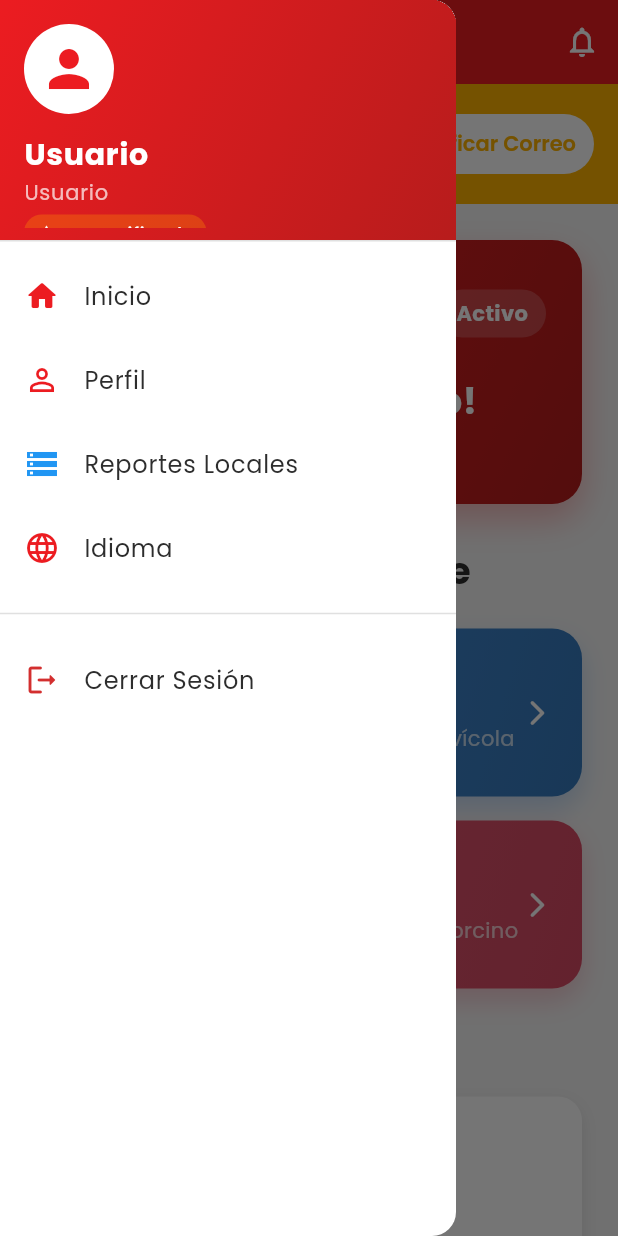
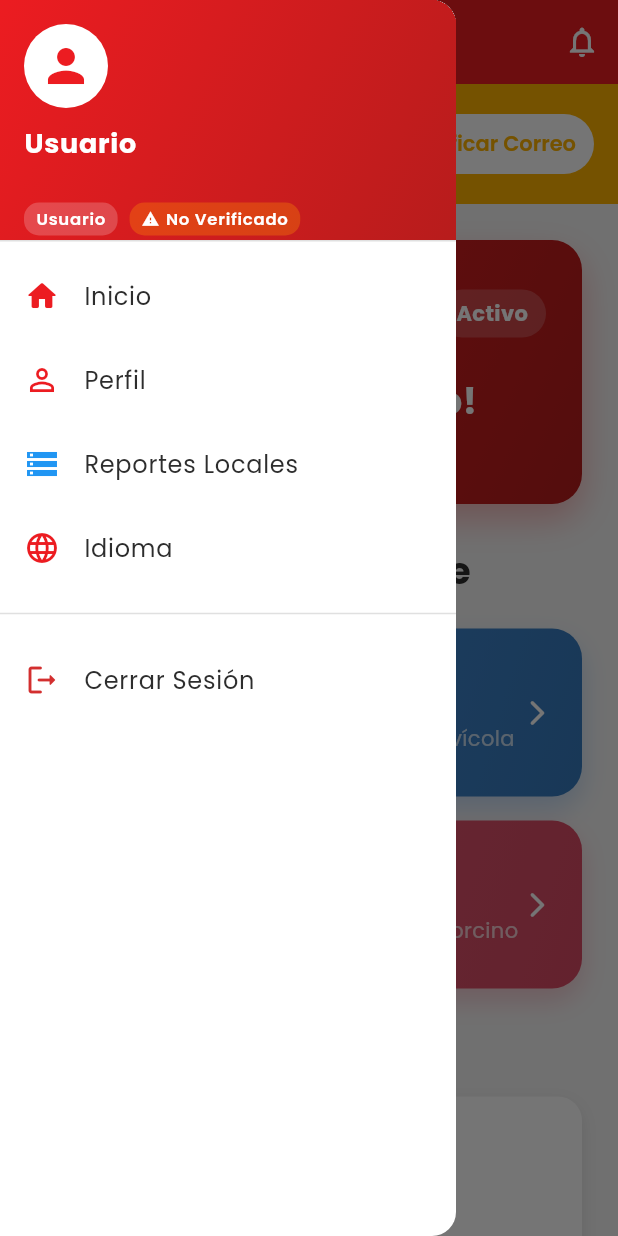
Before and after one commit to Bian-PI/bian-app-2, a Flutter app: the HomeScreen screen opened directly, with the side drawer open, on a phone screen of 412 x 824 dp. Run offline on Flutter 3.47's test engine with Material 3 defaults, Android fonts, the phone set to English and light mode, and no system bars; our stand-ins replace connectivity_plus, device_info_plus, flutter_dotenv, flutter_markdown, flutter_secure_storage, flutter_svg and 10 more; accounts and stored records are empty; network calls fail.

Commit message:
Fix: Corregir estadísticas, sincronización y UX
- Estadísticas rápidas: Excluir reportes locales del conteo
- Banner de sincronización: Hacer clickeable para ir a Reportes Locales
- Botones de acceso rápido: Agregar sección de acciones rápidas en Home
- Menú de usuario: Mejorar visualización de nombre, email, rol y estado verificado
- Loading de reportes: Mejorar UX con loading individual por reporte
- Token de sincronización: Enviar token al backend (requiresAuth: true)
- Checkbox biometría: No mostrar diálogo de eliminar si no hay credenciales

```diff
--- a/lib/core/api/api_service.dart
+++ b/lib/core/api/api_service.dart
@@ -417,11 +417,11 @@ class ApiService {
       final response = await post(
         '/evaluations/sync',
         reportData,
-        requiresAuth: false,
+        requiresAuth: true,  // ✅ Enviar token de autenticación
       );
 
-      print('📥 Sync response status: ${response.statusCode}');
-      print('📥 Sync response body: ${response.body}');
+      print('📥 Response status: ${response.statusCode}');
+      print('📥 Response body: ${response.body}');
 
       if (response.statusCode == 200 || response.statusCode == 201) {
         final data = jsonDecode(response.body);
--- a/lib/features/auth/login_screen.dart
+++ b/lib/features/auth/login_screen.dart
@@ -353,7 +353,8 @@ class _LoginScreenState extends State<LoginScreen>
         setState(() => _rememberAccount = true);
       }
     } else {
-      // Confirmar antes de desmarcar
+      // Solo confirmar si hay credenciales guardadas
+      if (_hasSavedCredentials) {
         final loc = AppLocalizations.of(context);
         final confirm = await showDialog<bool>(
           context: context,
@@ -394,6 +395,14 @@ class _LoginScreenState extends State<LoginScreen>
             context,
             'Credenciales eliminadas correctamente',
           );
+        }
+      } else {
+        // No hay credenciales guardadas, solo desmarcar
+        setState(() {
+          _rememberAccount = false;
+          _biometricEnabled = false;
+        });
+        await _biometricService.disableBiometric();
       }
     }
   }
--- a/lib/features/home/home_screen.dart
+++ b/lib/features/home/home_screen.dart
@@ -40,6 +40,7 @@ class _HomeScreenState extends State<HomeScreen> {
 
   List<Evaluation> _drafts = [];
   List<Evaluation> _reports = [];
+  List<Evaluation> _localReports = []; // Reportes locales separados
   int _farmsCount = 0;
   int _pendingSyncCount = 0; // Contador de reportes pendientes de sincronización
 
@@ -91,22 +92,22 @@ class _HomeScreenState extends State<HomeScreen> {
         total = result['total'] ?? 0;
         hasMore = result['hasMore'] ?? false;
 
-        // Combinar: locales primero, luego del servidor
-        reports = [...localReports, ...serverReports];
+        // Separar locales de servidor para estadísticas correctas
+        reports = serverReports;
         print('✅ Reportes del servidor: ${serverReports.length} de $total');
-        print('📊 Total reportes (locales + servidor): ${reports.length}');
+        print('📊 Reportes locales: ${localReports.length}');
       } else {
         print('⚠️ No se pudieron cargar reportes del servidor');
-        // Solo locales + cache local
+        // Solo cache local (sin incluir locales en stats)
         final cachedReports = await ReportsStorage.getAllReports();
-        reports = [...localReports, ...cachedReports];
+        reports = cachedReports;
         print('📦 Usando cache: ${cachedReports.length} reportes');
       }
     } catch (e) {
       print('❌ Error cargando reportes del servidor: $e');
-      // Fallback: locales + cache
+      // Fallback: cache (sin locales en stats)
       final cachedReports = await ReportsStorage.getAllReports();
-      reports = [...localReports, ...cachedReports];
+      reports = cachedReports;
       print('📦 Fallback a cache local: ${cachedReports.length} reportes');
     }
 
@@ -115,6 +116,7 @@ class _HomeScreenState extends State<HomeScreen> {
       _isVerified = verified;
       _drafts = drafts;
       _reports = reports;
+      _localReports = localReports;
       _farmsCount = farms.length;
       _pendingSyncCount = pendingSyncCount;
       _reportTotal = total;
@@ -539,7 +541,14 @@ class _HomeScreenState extends State<HomeScreen> {
 
             // Banner de reportes pendientes de sincronización
             if (_pendingSyncCount > 0)
-              Container(
+              InkWell(
+                onTap: () {
+                  Navigator.push(
+                    context,
+                    MaterialPageRoute(builder: (_) => const LocalReportsScreen()),
+                  ).then((_) => _loadAllData());
+                },
+                child: Container(
                   color: BianTheme.primaryRed.withOpacity(0.1),
                   padding: const EdgeInsets.symmetric(horizontal: 16, vertical: 12),
                   child: Row(
@@ -573,10 +582,10 @@ class _HomeScreenState extends State<HomeScreen> {
                               ),
                             ),
                             const SizedBox(height: 2),
-                          Text(
-                            loc.translate('pending_sync_message'),
+                            const Text(
+                              'Toca aquí para ir a Reportes Locales y sincronizar',
                               style: TextStyle(
-                              color: BianTheme.primaryRed.withOpacity(0.8),
+                                color: BianTheme.primaryRed,
                                 fontSize: 12,
                               ),
                             ),
@@ -584,11 +593,12 @@ class _HomeScreenState extends State<HomeScreen> {
                         ),
                       ),
                       Icon(
-                      Icons.cloud_upload_outlined,
+                        Icons.arrow_forward_ios,
                         color: BianTheme.primaryRed,
-                      size: 28,
+                        size: 20,
                       ),
                     ],
+                  ),
                 ),
               ),
 
@@ -614,6 +624,10 @@ class _HomeScreenState extends State<HomeScreen> {
                       const SizedBox(height: 30),
 
                       _buildQuickStats(context),
+
+                      const SizedBox(height: 24),
+
+                      _buildQuickActions(context),
 
                       if (_drafts.isNotEmpty) ...[
                         const SizedBox(height: 30),
@@ -647,7 +661,7 @@ class _HomeScreenState extends State<HomeScreen> {
                             style: Theme.of(context).textTheme.headlineMedium,
                           ),
                           Text(
-                            '${_reports.length}',
+                            '${_localReports.length + _reports.length}',
                             style: TextStyle(
                               color: BianTheme.primaryRed,
                               fontSize: 18,
@@ -658,9 +672,12 @@ class _HomeScreenState extends State<HomeScreen> {
                       ),
                       const SizedBox(height: 16),
 
-                      if (_reports.isEmpty)
+                      if (_reports.isEmpty && _localReports.isEmpty)
                         _buildEmptyReportsCard(context)
                       else ...[
+                        // Mostrar locales primero
+                        ..._localReports.map((report) => _buildReportCard(context, report)),
+                        // Luego los del servidor
                         ..._reports.map((report) => _buildReportCard(context, report)),
 
                         if (_hasMoreReports) ...[
@@ -693,7 +710,7 @@ class _HomeScreenState extends State<HomeScreen> {
                           const SizedBox(height: 20),
                           Center(
                             child: Text(
-                              'Mostrando todos los reportes ($_reportTotal)',
+                              'Mostrando todos los reportes (${_localReports.length + _reportTotal})',
                               style: TextStyle(
                                 color: BianTheme.mediumGray,
                                 fontSize: 13,
@@ -723,52 +740,70 @@ class _HomeScreenState extends State<HomeScreen> {
         children: [
           DrawerHeader(
             decoration: const BoxDecoration(gradient: BianTheme.primaryGradient),
-            child: LayoutBuilder(
-              builder: (context, constraints) {
-                return SingleChildScrollView(
-                  child: ConstrainedBox(
-                    constraints: BoxConstraints(minHeight: constraints.maxHeight),
             child: Column(
               crossAxisAlignment: CrossAxisAlignment.start,
-                      mainAxisAlignment: MainAxisAlignment.end,
+              mainAxisAlignment: MainAxisAlignment.center,
               children: [
                 const CircleAvatar(
-                          radius: 30,
+                  radius: 28,
                   backgroundColor: Colors.white,
-                          child: Icon(Icons.person, size: 40, color: BianTheme.primaryRed),
+                  child: Icon(Icons.person, size: 36, color: BianTheme.primaryRed),
                 ),
-                        const SizedBox(height: 12),
+                const SizedBox(height: 10),
                 Text(
                   _currentUser?.name ?? 'Usuario',
                   style: const TextStyle(
                     color: Colors.white,
-                            fontSize: 20,
+                    fontSize: 18,
                     fontWeight: FontWeight.bold,
                   ),
+                  maxLines: 1,
+                  overflow: TextOverflow.ellipsis,
                 ),
+                const SizedBox(height: 2),
                 Text(
+                  _currentUser?.email ?? '',
+                  style: const TextStyle(
+                    color: Colors.white70,
+                    fontSize: 12,
+                  ),
+                  maxLines: 1,
+                  overflow: TextOverflow.ellipsis,
+                ),
+                const SizedBox(height: 6),
+                Row(
+                  children: [
+                    Container(
+                      padding: const EdgeInsets.symmetric(horizontal: 8, vertical: 3),
+                      decoration: BoxDecoration(
+                        color: Colors.white.withOpacity(0.2),
+                        borderRadius: BorderRadius.circular(10),
+                      ),
+                      child: Text(
                         RoleHelper.translateRole(context, _currentUser?.role),
                         style: const TextStyle(
-                            color: Colors.white70,
-                            fontSize: 14,
+                          color: Colors.white,
+                          fontSize: 11,
+                          fontWeight: FontWeight.w600,
                         ),
                       ),
-                        const SizedBox(height: 4),
+                    ),
+                    const SizedBox(width: 8),
                     Container(
-                          padding: const EdgeInsets.symmetric(horizontal: 8, vertical: 4),
+                      padding: const EdgeInsets.symmetric(horizontal: 8, vertical: 3),
                       decoration: BoxDecoration(
                         color: _isVerified
                             ? Colors.green.withOpacity(0.3)
                             : Colors.orange.withOpacity(0.3),
-                            borderRadius: BorderRadius.circular(12),
+                        borderRadius: BorderRadius.circular(10),
                       ),
                       child: Row(
                         mainAxisSize: MainAxisSize.min,
                         children: [
                           Icon(
-                                _isVerified ? Icons.check_circle : Icons.warning,
+                            _isVerified ? Icons.verified : Icons.warning,
                             color: Colors.white,
-                                size: 14,
+                            size: 12,
                           ),
                           const SizedBox(width: 4),
                           Text(
@@ -777,8 +812,8 @@ class _HomeScreenState extends State<HomeScreen> {
                                 : loc.translate('not_verified'),
                             style: const TextStyle(
                               color: Colors.white,
-                                  fontSize: 12,
-                                  fontWeight: FontWeight.w500,
+                              fontSize: 11,
+                              fontWeight: FontWeight.w600,
                             ),
                           ),
                         ],
@@ -786,9 +821,7 @@ class _HomeScreenState extends State<HomeScreen> {
                     ),
                   ],
                 ),
-                  ),
-                );
-              },
+              ],
             ),
           ),
 
@@ -1090,6 +1123,131 @@ class _HomeScreenState extends State<HomeScreen> {
     );
   }
 
+  Widget _buildQuickActions(BuildContext context) {
+    final loc = AppLocalizations.of(context);
+
+    return Column(
+      crossAxisAlignment: CrossAxisAlignment.start,
+      children: [
+        Text(
+          'Acciones rápidas',
+          style: Theme.of(context).textTheme.headlineMedium,
+        ),
+        const SizedBox(height: 16),
+        Row(
+          children: [
+            Expanded(
+              child: _buildActionButton(
+                title: 'Reportes Locales',
+                icon: Icons.storage,
+                color: BianTheme.infoBlue,
+                badge: _pendingSyncCount > 0 ? '$_pendingSyncCount' : null,
+                onTap: () {
+                  Navigator.push(
+                    context,
+                    MaterialPageRoute(builder: (_) => const LocalReportsScreen()),
+                  ).then((_) => _loadAllData());
+                },
+              ),
+            ),
+            const SizedBox(width: 12),
+            Expanded(
+              child: _buildActionButton(
+                title: loc.translate('profile'),
+                icon: Icons.person_outline,
+                color: BianTheme.primaryRed,
+                onTap: () {
+                  Navigator.push(
+                    context,
+                    MaterialPageRoute(builder: (_) => const ProfileScreen()),
+                  );
+                },
+              ),
+            ),
+          ],
+        ),
+        const SizedBox(height: 12),
+        Row(
+          children: [
+            Expanded(
+              child: _buildActionButton(
+                title: loc.translate('language'),
+                icon: Icons.language_rounded,
+                color: BianTheme.successGreen,
+                onTap: _showLanguageDialog,
+              ),
+            ),
+            const SizedBox(width: 12),
+            Expanded(
+              child: Container(), // Espacio vacío para mantener simetría
+            ),
+          ],
+        ),
+      ],
+    );
+  }
+
+  Widget _buildActionButton({
+    required String title,
+    required IconData icon,
+    required Color color,
+    required VoidCallback onTap,
+    String? badge,
+  }) {
+    return InkWell(
+      onTap: onTap,
+      borderRadius: BorderRadius.circular(12),
+      child: Container(
+        padding: const EdgeInsets.all(16),
+        decoration: BoxDecoration(
+          color: Colors.white,
+          borderRadius: BorderRadius.circular(12),
+          border: Border.all(color: color.withOpacity(0.3)),
+          boxShadow: BianTheme.cardShadow,
+        ),
+        child: Row(
+          children: [
+            Container(
+              padding: const EdgeInsets.all(8),
+              decoration: BoxDecoration(
+                color: color.withOpacity(0.1),
+                borderRadius: BorderRadius.circular(8),
+              ),
+              child: Icon(icon, color: color, size: 20),
+            ),
+            const SizedBox(width: 12),
+            Expanded(
+              child: Text(
+                title,
+                style: TextStyle(
+                  fontSize: 13,
+                  fontWeight: FontWeight.w600,
+                  color: BianTheme.darkGray,
+                ),
+              ),
+            ),
+            if (badge != null)
+              Container(
+                padding: const EdgeInsets.symmetric(horizontal: 8, vertical: 4),
+                decoration: BoxDecoration(
+                  color: color,
+                  borderRadius: BorderRadius.circular(12),
+                ),
+                child: Text(
+                  badge,
+                  style: const TextStyle(
+                    color: Colors.white,
+                    fontSize: 11,
+                    fontWeight: FontWeight.bold,
+                  ),
+                ),
+              ),
+          ],
+        ),
+      ),
+    );
+  }
+
   Widget _buildDraftCard(BuildContext context, Evaluation draft) {
     final loc = AppLocalizations.of(context);
     final species = draft.speciesId == 'birds' ? Species.birds() : Species.pigs();
--- a/lib/features/home/local_reports_screen.dart
+++ b/lib/features/home/local_reports_screen.dart
@@ -21,6 +21,7 @@ class _LocalReportsScreenState extends State<LocalReportsScreen> {
   List<String> _pendingSyncIds = [];
   bool _isLoading = true;
   bool _isSyncing = false;
+  String? _syncingReportId; // ID del reporte que se está sincronizando
 
   @override
   void initState() {
@@ -44,7 +45,7 @@ class _LocalReportsScreenState extends State<LocalReportsScreen> {
   Future<void> _syncReport(Evaluation report) async {
     AppLocalizations.of(context);
 
-    setState(() => _isSyncing = true);
+    setState(() => _syncingReportId = report.id);
 
     try {
       print('📤 Sincronizando reporte: ${report.id}');
@@ -91,7 +92,7 @@ class _LocalReportsScreenState extends State<LocalReportsScreen> {
       }
     } finally {
       if (mounted) {
-        setState(() => _isSyncing = false);
+        setState(() => _syncingReportId = null);
       }
     }
   }
@@ -584,29 +585,27 @@ class _LocalReportsScreenState extends State<LocalReportsScreen> {
                     ),
                   ],
                 ),
-                if (isPending && !_isSyncing) ...[
+                if (isPending) ...[
                   const SizedBox(height: 12),
-                  ElevatedButton.icon(
-                    onPressed: () => _syncReport(report),
-                    icon: const Icon(Icons.cloud_upload, size: 18),
-                    label: const Text('Sincronizar ahora'),
-                    style: ElevatedButton.styleFrom(
-                      backgroundColor: BianTheme.infoBlue,
-                      minimumSize: const Size(double.infinity, 40),
-                    ),
-                  ),
-                ],
-                if (_isSyncing)
-                  const Padding(
-                    padding: EdgeInsets.only(top: 12),
-                    child: Center(
+                  if (_syncingReportId == report.id)
+                    const Center(
                       child: SizedBox(
                         height: 24,
                         width: 24,
                         child: CircularProgressIndicator(strokeWidth: 2),
                       ),
+                    )
+                  else
+                    ElevatedButton.icon(
+                      onPressed: () => _syncReport(report),
+                      icon: const Icon(Icons.cloud_upload, size: 18),
+                      label: const Text('Sincronizar ahora'),
+                      style: ElevatedButton.styleFrom(
+                        backgroundColor: BianTheme.infoBlue,
+                        minimumSize: const Size(double.infinity, 40),
+                      ),
                     ),
-                  ),
+                ],
               ],
             ),
           ),
```
Lines whose indentation alone changed are shown as unchanged.
